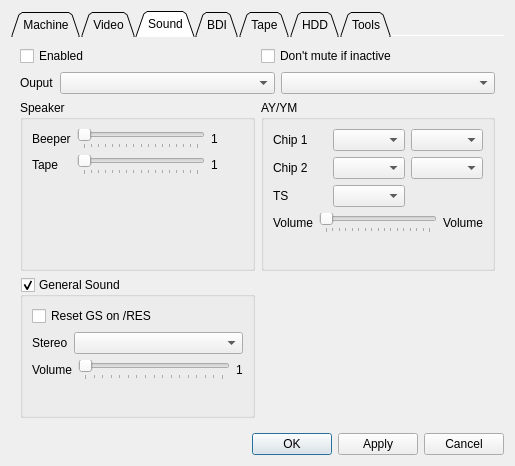
samstyle/Xpeccy, file ui/setupwin.ui: the form before one commit.
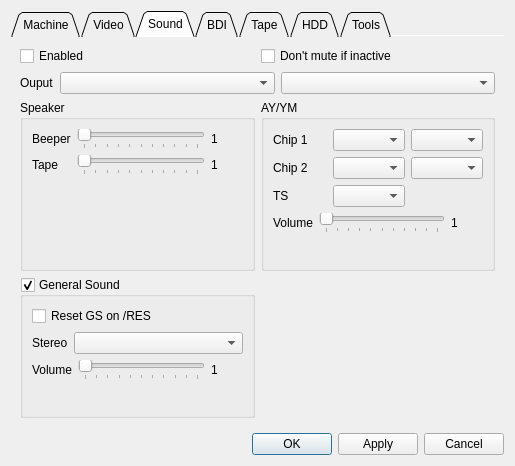
The form after the commit. The open tabs and pages were chosen to show the change. Icons and pictures are not drawn.

The edit to the form file:
```diff
--- a/ui/setupwin.ui
+++ b/ui/setupwin.ui
@@ -435,7 +435,10 @@
                 <item row="0" column="1">
                  <widget class="QSlider" name="bvsld">
                   <property name="maximum">
-                   <number>16</number>
+                   <number>100</number>
+                  </property>
+                  <property name="tracking">
+                   <bool>true</bool>
                   </property>
                   <property name="orientation">
                    <enum>Qt::Horizontal</enum>
@@ -444,7 +447,7 @@
                    <enum>QSlider::TicksBelow</enum>
                   </property>
                   <property name="tickInterval">
-                   <number>1</number>
+                   <number>10</number>
                   </property>
                  </widget>
                 </item>
@@ -471,7 +474,7 @@
                 <item row="1" column="1">
                  <widget class="QSlider" name="tvsld">
                   <property name="maximum">
-                   <number>16</number>
+                   <number>100</number>
                   </property>
                   <property name="orientation">
                    <enum>Qt::Horizontal</enum>
@@ -480,7 +483,7 @@
                    <enum>QSlider::TicksBelow</enum>
                   </property>
                   <property name="tickInterval">
-                   <number>1</number>
+                   <number>10</number>
                   </property>
                  </widget>
                 </item>
@@ -570,7 +573,7 @@
                 <item row="0" column="1">
                  <widget class="QSlider" name="avsld">
                   <property name="maximum">
-                   <number>16</number>
+                   <number>100</number>
                   </property>
                   <property name="orientation">
                    <enum>Qt::Horizontal</enum>
@@ -579,7 +582,7 @@
                    <enum>QSlider::TicksBelow</enum>
                   </property>
                   <property name="tickInterval">
-                   <number>1</number>
+                   <number>10</number>
                   </property>
                  </widget>
                 </item>
@@ -587,12 +590,12 @@
                  <widget class="QLabel" name="avlab">
                   <property name="minimumSize">
                    <size>
-                    <width>20</width>
+                    <width>32</width>
                     <height>0</height>
                    </size>
                   </property>
                   <property name="text">
-                   <string>Volume</string>
+                   <string>1</string>
                   </property>
                  </widget>
                 </item>
@@ -685,7 +688,7 @@
                 <item row="0" column="1">
                  <widget class="QSlider" name="gvsld">
                   <property name="maximum">
-                   <number>16</number>
+                   <number>100</number>
                   </property>
                   <property name="orientation">
                    <enum>Qt::Horizontal</enum>
@@ -694,12 +697,18 @@
                    <enum>QSlider::TicksBelow</enum>
                   </property>
                   <property name="tickInterval">
-                   <number>1</number>
+                   <number>10</number>
                   </property>
                  </widget>
                 </item>
                 <item row="0" column="2">
                  <widget class="QLabel" name="gslab">
+                  <property name="minimumSize">
+                   <size>
+                    <width>32</width>
+                    <height>0</height>
+                   </size>
+                  </property>
                   <property name="text">
                    <string>1</string>
                   </property>
```
